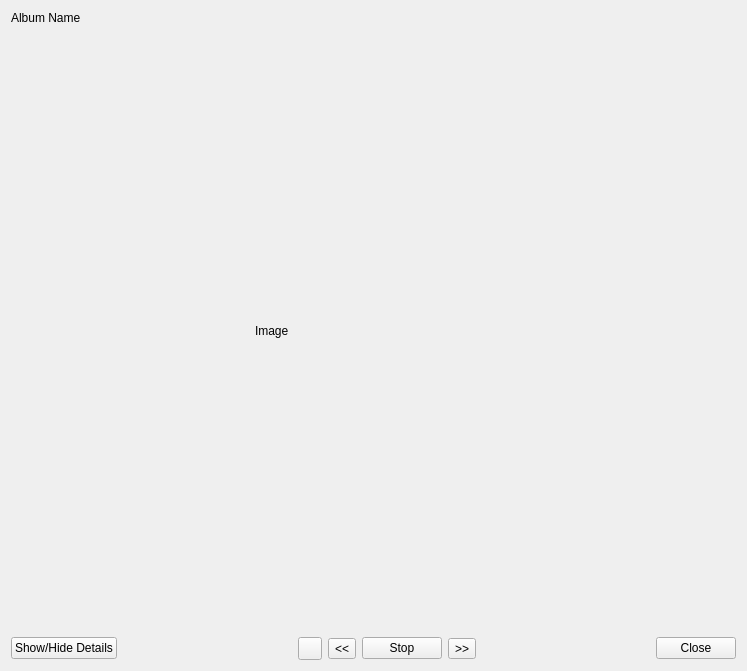
Old version of the form retroshare-gui/src/gui/PhotoShare/PhotoSlideShow.ui in the repository RetroShare/RetroShare.
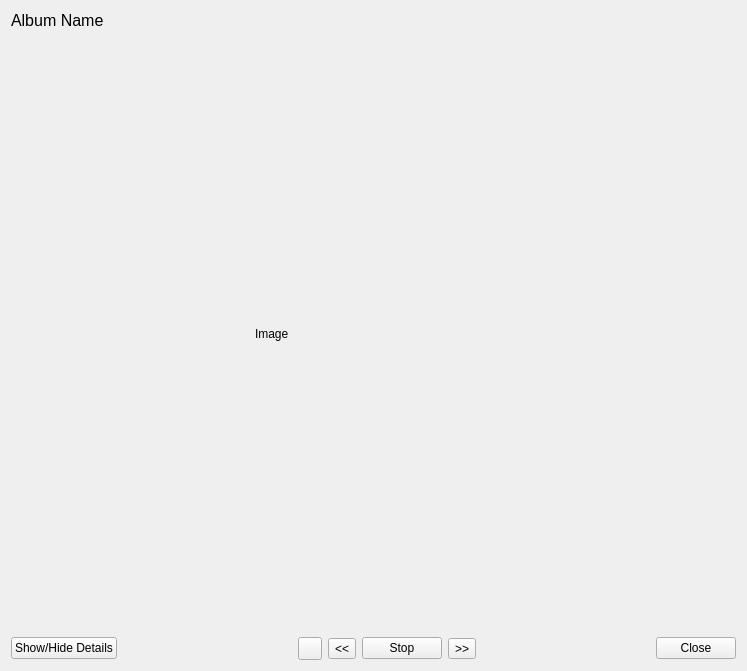
New version of the form. Icons and pictures are not drawn.

Diff of the .ui file:
```diff
--- a/retroshare-gui/src/gui/PhotoShare/PhotoSlideShow.ui
+++ b/retroshare-gui/src/gui/PhotoShare/PhotoSlideShow.ui
@@ -24,6 +24,11 @@
          <verstretch>0</verstretch>
         </sizepolicy>
        </property>
+       <property name="font">
+        <font>
+         <pointsize>12</pointsize>
+        </font>
+       </property>
        <property name="text">
         <string>Album Name</string>
        </property>
```
Left out of the diff: 2 changed lines with no effect on the pictures.
